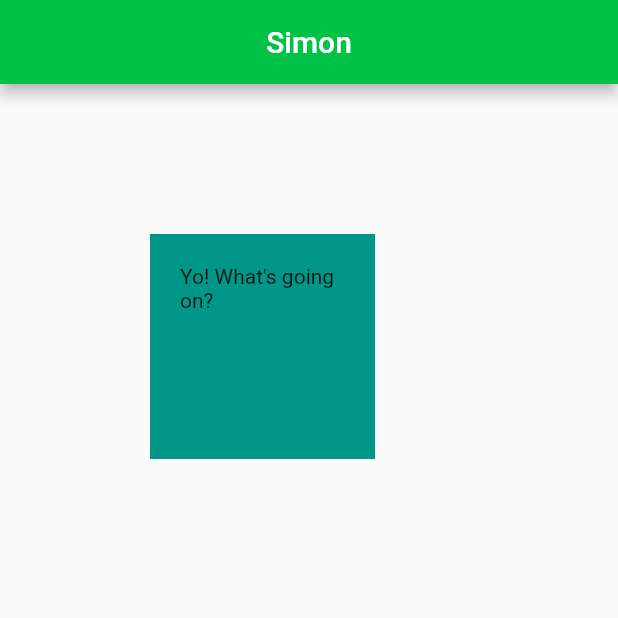
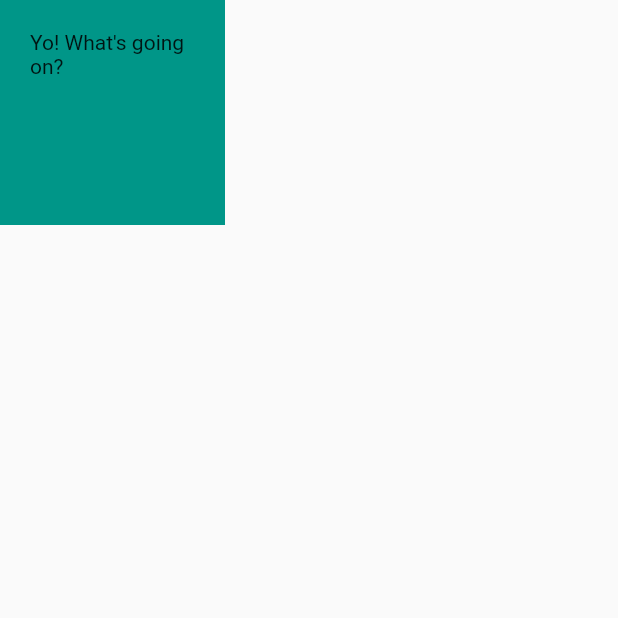
Before and after one commit to sorani-dev/flutter2023_codemy, a Flutter app: the screen it shows after launch, on a phone screen of 412 x 824 dp, the top half of it. Run offline on Flutter 3.47's test engine with Material 2 defaults, Android fonts, the phone set to English and light mode, and no system bars.

Commit message:
Chapter 9 - Safe Area Widget

```diff
--- a/src/containers/lib/main.dart
+++ b/src/containers/lib/main.dart
@@ -11,19 +11,21 @@ class MyWidget extends StatelessWidget {
   Widget build(BuildContext context) {
     return MaterialApp(
         home: Scaffold(
-            appBar: AppBar(
+/*             appBar: AppBar(
               title: const Center(
                 child: Text("Simon"),
               ),
               backgroundColor: const Color.fromARGB(255, 0, 194, 71),
-            ),
-            body: Container(
+            ), */
+            body: SafeArea(
+      child: Container(
         color: Colors.teal,
         width: 150.0,
         height: 150.0,
         padding: const EdgeInsets.all(20.0),
-              margin: const EdgeInsets.all(100.0),
+        // margin: const EdgeInsets.all(100.0),
         child: const Text('Yo! What\'s going on?'),
+      ),
     )));
   }
 }
```
Also changed, not shown: 1 other file. Lines whose indentation alone changed are shown as unchanged.
